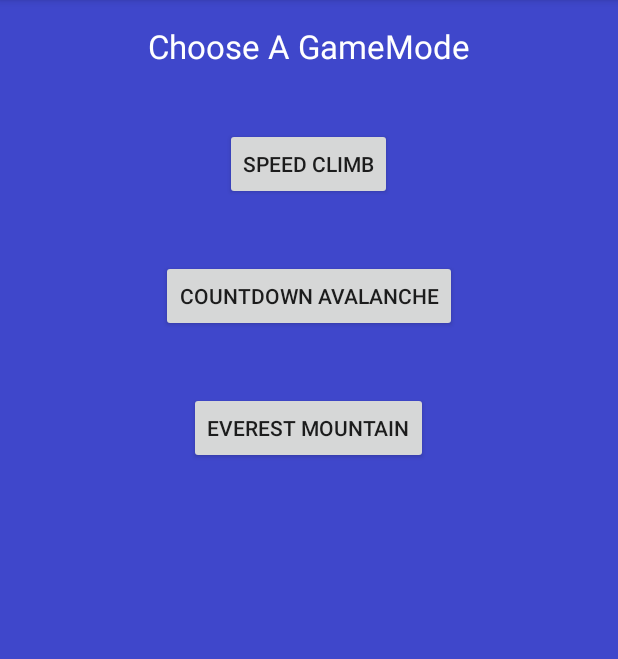
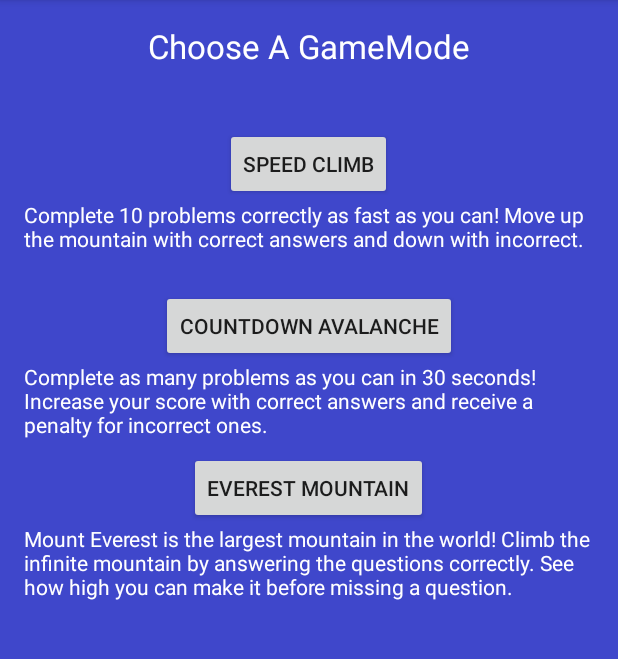
Before and after one commit to atxarib99/MathMountain, an Android app: the screen it shows after launch (GameSelectionActivity), on a phone screen of 412 x 824 dp, the part 84-743 px from its top. Run offline under Robolectric (Android 15) with nearby library versions, the phone set to English and light mode, and no system bars.

Commit message:
Changed margins and added descriptions.
The buttons for the game modes are now more spaced out and each game
mode now has a description so that the user can have an understanding of
the game mode before they play it.

```diff
--- a/app/src/main/res/layout/activity_game_selection.xml
+++ b/app/src/main/res/layout/activity_game_selection.xml
@@ -38,7 +38,7 @@
         android:onClick="countdown"
         android:layout_below="@+id/speedClimb"
         android:layout_centerHorizontal="true"
-        android:layout_marginTop="40dp" />
+        android:layout_marginTop="60dp" />
 
     <Button
         android:layout_width="wrap_content"
@@ -48,5 +48,35 @@
         android:onClick="continuous"
         android:layout_below="@+id/countdown"
         android:layout_centerHorizontal="true"
-        android:layout_marginTop="40dp" />
+        android:layout_marginTop="60dp" />
+
+    <TextView
+        android:layout_width="wrap_content"
+        android:layout_height="wrap_content"
+        android:textColor="#ffffff"
+        android:textAppearance="?android:attr/textAppearanceSmall"
+        android:text="Complete 10 problems correctly as fast as you can! Move up the mountain with correct answers and down with incorrect."
+        android:id="@+id/textView2"
+        android:layout_below="@+id/speedClimb"
+        android:layout_centerHorizontal="true" />
+
+    <TextView
+        android:layout_width="wrap_content"
+        android:layout_height="wrap_content"
+        android:textAppearance="?android:attr/textAppearanceSmall"
+        android:textColor="#ffffff"
+        android:text="Complete as many problems as you can in 30 seconds! Increase your score with correct answers and receive a penalty for incorrect ones."
+        android:id="@+id/textView3"
+        android:layout_below="@+id/countdown"
+        android:layout_centerHorizontal="true" />
+
+    <TextView
+        android:layout_width="wrap_content"
+        android:layout_height="wrap_content"
+        android:textAppearance="?android:attr/textAppearanceSmall"
+        android:textColor="#ffffff"
+        android:text="Mount Everest is the largest mountain in the world! Climb the infinite mountain by answering the questions correctly. See how high you can make it before missing a question."
+        android:id="@+id/textView4"
+        android:layout_below="@+id/continuous"
+        android:layout_centerHorizontal="true" />
 </RelativeLayout>
```
